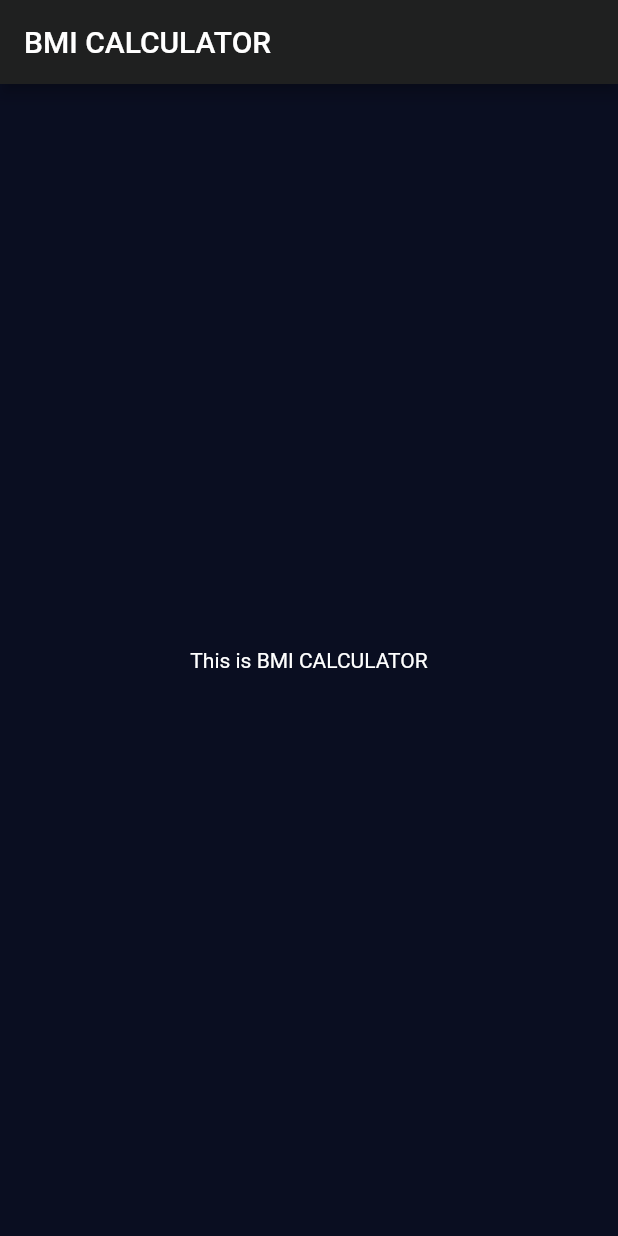
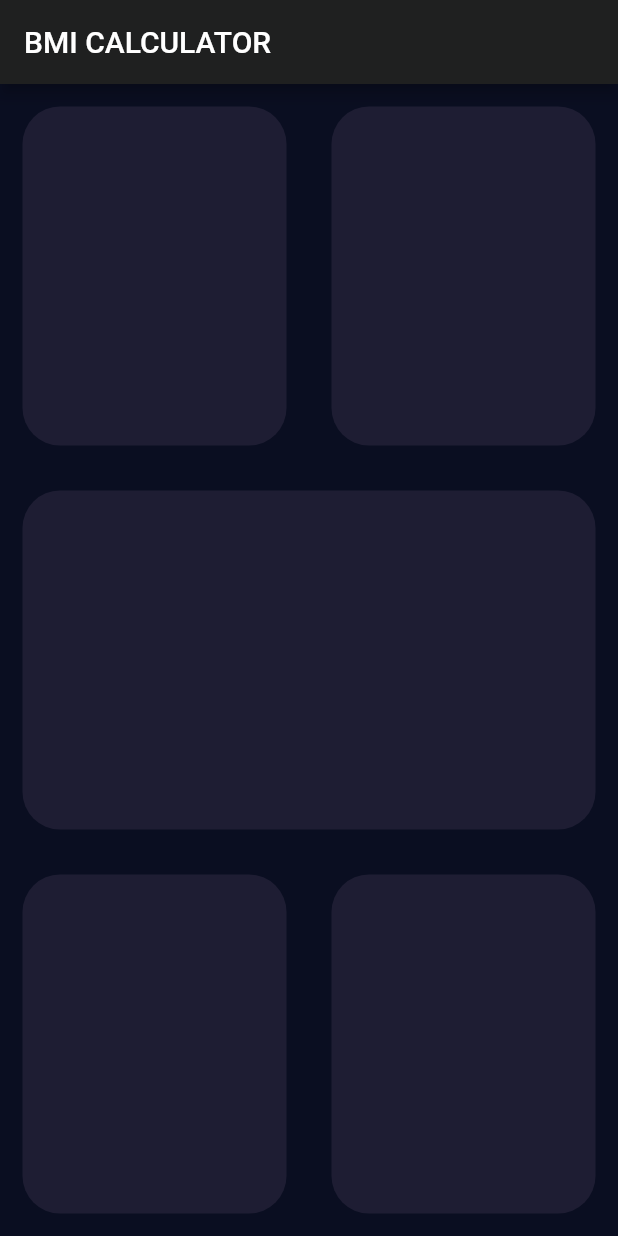
Before and after one commit to bhuvabhavik/BMI-CALCULATOR, a Flutter app: the screen it shows after launch, on a phone screen of 412 x 824 dp. Run offline on Flutter 3.47's test engine with Material 2 defaults, Android fonts, the phone set to English and light mode, and no system bars.

Commit message:
designed custom containers for background of widget

```diff
--- a/bmicalculator/lib/home_page.dart
+++ b/bmicalculator/lib/home_page.dart
@@ -14,7 +14,63 @@ class _HomePageState extends State<HomePage> {
       appBar: AppBar(
         title: const Text("BMI CALCULATOR"),
       ),
-      body: Center(child: Text("This is BMI CALCULATOR")),
+      body: Column(
+        children: [
+          Expanded(
+            child: Row(
+              children: [
+                Expanded(
+                  child: ReusableCard(
+                    colour: Color(0xff1e1d33),
+                  ),
+                ),
+                Expanded(
+                  child: ReusableCard(
+                    colour: Color(0xff1e1d33),
+                  ),
+                ),
+              ],
+            ),
+          ),
+          Expanded(
+            child: ReusableCard(
+              colour: Color(0xff1e1d33),
+            ),
+          ),
+          Expanded(
+            child: Row(
+              children: [
+                Expanded(
+                  child: ReusableCard(
+                    colour: Color(0xff1e1d33),
+                  ),
+                ),
+                Expanded(
+                  child: ReusableCard(
+                    colour: Color(0xff1e1d33),
+                  ),
+                ),
+              ],
+            ),
+          ),
+        ],
+      ),
     );
   }
 }
+
+class ReusableCard extends StatelessWidget {
+  late Color colour;
+  ReusableCard({Key? key, required this.colour}) : super(key: key);
+
+  @override
+  Widget build(BuildContext context) {
+    return Container(
+      margin: const EdgeInsets.all(15),
+      decoration: BoxDecoration(
+        color: colour,
+        borderRadius: BorderRadius.circular(25),
+      ),
+    );
+  }
+}
--- a/bmicalculator/lib/main.dart
+++ b/bmicalculator/lib/main.dart
@@ -3,7 +3,7 @@ import 'package:flutter/material.dart';
 import 'home_page.dart';
 
 void main() {
-  runApp(BmiCalculator());
+  runApp(const BmiCalculator());
 }
 
 class BmiCalculator extends StatelessWidget {
@@ -12,11 +12,11 @@ class BmiCalculator extends StatelessWidget {
   @override
   Widget build(BuildContext context) {
     return MaterialApp(
-      home: HomePage(),
+      home: const HomePage(),
       theme: ThemeData.dark().copyWith(
-        primaryColor: Color(0xff0a0e21),
-        scaffoldBackgroundColor: Color(0xff0a0e21),
-        appBarTheme: AppBarTheme(backgroundColor: Color(0xf2202120)),
+        primaryColor: const Color(0xff0a0e21),
+        scaffoldBackgroundColor: const Color(0xff0a0e21),
+        appBarTheme: const AppBarTheme(backgroundColor: Color(0xf2202120)),
       ),
     );
   }
```
